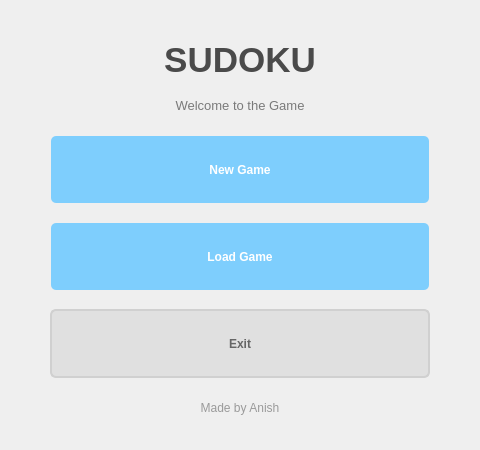
First picture: the form in Sudoku/WelcomeMsg.ui, repository Anish-Pun/Cpp-Sudoku-OOP, before the edit.
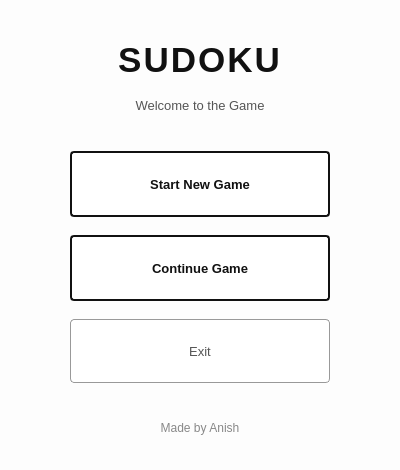
Second picture: the form after the edit.

Patch:
```diff
--- a/Sudoku/WelcomeMsg.ui
+++ b/Sudoku/WelcomeMsg.ui
@@ -6,72 +6,73 @@
    <rect>
     <x>0</x>
     <y>0</y>
-    <width>480</width>
-    <height>450</height>
+    <width>400</width>
+    <height>420</height>
    </rect>
   </property>
   <property name="windowTitle">
    <string>Sudoku - Welcome</string>
   </property>
   <property name="styleSheet">
-   <string notr="true">QDialog {
-    background: qlineargradient(x1:0, y1:0, x2:0, y2:1,
-        stop:0 #adb5bd, stop:1 #adb5bd);
+   <string notr="true">
+QDialog {
+    background-color: #fdfdfd;
+    font-family: &quot;Segoe UI&quot;, &quot;Arial&quot;;
 }
 
+/* ===== Title ===== */
+QLabel#labelTitle {
+    color: #111111;
+    font-weight: bold;
+    letter-spacing: 2px;
+}
+
+/* ===== Subtitle ===== */
+QLabel#labelSubtitle {
+    color: #555555;
+}
+
+/* ===== Author ===== */
+QLabel#labelAuthor {
+    color: #888888;
+}
+
+/* ===== Buttons (Classic Look) ===== */
 QPushButton {
-    background-color: #7ecefd;
-    color: #ffffffff;
-    border: 2px solid #000000ff;
-    border-radius: 6px;
-    padding: 10px 20px;
-    font-size: 12px;
+    background-color: #ffffff;
+    color: #111111;
+    border: 2px solid #111111;
+    border-radius: 4px;
+    padding: 10px;
+    font-size: 13px;
     font-weight: bold;
     min-width: 220px;
-    min-height: 45px;
+    min-height: 42px;
 }
 
+/* Hover = light gray */
 QPushButton:hover {
     background-color: #7ecefd;
     border: 2px solid #7ecefd;
 }
 
+/* Pressed = darker gray */
 QPushButton:pressed {
-    background-color: #b86aff;
-    border: 2px solid #b86aff;
-}
-
-QPushButton#btnExit {
     background-color: #e0e0e0;
-    border: 2px solid #d0d0d0;
-    color: #666666;
 }
 
-QPushButton#btnExit:hover {
-    background-color: #d0d0d0;
-    border: 2px solid #c0c0c0;
+/* Exit Button = subtle */
+QPushButton#btnExit {
+    border: 1px solid #999999;
+    color: #555555;
+    font-weight: normal;
 }
 
-QPushButton#btnExit:pressed {
-    background-color: #c0c0c0;
-    border: 2px solid #b0b0b0;
+QFrame {
+    background-color: transparent;
+    border: none;
 }
-
-QLabel#labelTitle {
-    color: #4a4a4a;
-    background: transparent;
-    font-weight: bold;
-}
-
-QLabel#labelSubtitle {
-    color: #7a7a7a;
-    background: transparent;
-}
-
-QLabel#labelAuthor {
-    color: #9a9a9a;
-    background: transparent;
-}</string>
+   </string>
   </property>
   <layout class="QVBoxLayout" name="verticalLayout">
    <property name="spacing">
@@ -120,6 +121,9 @@
    </item>
    <item>
     <widget class="QLabel" name="labelSubtitle">
+     <property name="enabled">
+      <bool>true</bool>
+     </property>
      <property name="font">
       <font>
        <pointsize>10</pointsize>
@@ -131,9 +135,6 @@
      <property name="alignment">
       <set>Qt::AlignmentFlag::AlignCenter</set>
      </property>
-     <property name="styleSheet">
-      <string notr="true">color: #7a7a7a;</string>
-     </property>
     </widget>
    </item>
    <item>
@@ -144,21 +145,45 @@
      <property name="sizeHint" stdset="0">
       <size>
        <width>20</width>
-       <height>50</height>
+       <height>30</height>
       </size>
      </property>
     </spacer>
    </item>
+   <item>
+    <widget class="QFrame" name="frameCard">
+     <property name="frameShape">
+      <enum>QFrame::Shape::StyledPanel</enum>
+     </property>
+     <property name="frameShadow">
+      <enum>QFrame::Shadow::Plain</enum>
+     </property>
+     <layout class="QVBoxLayout" name="verticalLayoutCard">
+      <property name="spacing">
+       <number>18</number>
+      </property>
+      <property name="leftMargin">
+       <number>20</number>
+      </property>
+      <property name="topMargin">
+       <number>20</number>
+      </property>
+      <property name="rightMargin">
+       <number>20</number>
+      </property>
+      <property name="bottomMargin">
+       <number>20</number>
+      </property>
    <item>
     <widget class="QPushButton" name="btnNewGame">
      <property name="font">
       <font>
-       <pointsize>12</pointsize>
+          <pointsize>-1</pointsize>
        <bold>true</bold>
       </font>
      </property>
      <property name="text">
-      <string>New Game</string>
+         <string>Start New Game</string>
      </property>
     </widget>
    </item>
@@ -166,12 +191,12 @@
     <widget class="QPushButton" name="btnLoadGame">
      <property name="font">
       <font>
-       <pointsize>12</pointsize>
+          <pointsize>-1</pointsize>
        <bold>true</bold>
       </font>
      </property>
      <property name="text">
-      <string>Load Game</string>
+         <string>Continue Game</string>
      </property>
     </widget>
    </item>
@@ -179,8 +204,8 @@
     <widget class="QPushButton" name="btnExit">
      <property name="font">
       <font>
-       <pointsize>12</pointsize>
-       <bold>true</bold>
+          <pointsize>-1</pointsize>
+          <bold>false</bold>
       </font>
      </property>
      <property name="text">
@@ -188,6 +213,9 @@
      </property>
     </widget>
    </item>
+     </layout>
+    </widget>
+   </item>
    <item>
     <spacer name="verticalSpacer_2">
      <property name="orientation">
@@ -196,13 +224,16 @@
      <property name="sizeHint" stdset="0">
       <size>
        <width>20</width>
-       <height>50</height>
+       <height>30</height>
       </size>
      </property>
     </spacer>
    </item>
    <item>
     <widget class="QLabel" name="labelAuthor">
+     <property name="enabled">
+      <bool>true</bool>
+     </property>
      <property name="font">
       <font>
        <pointsize>9</pointsize>
```
Left out of the diff: 5 changed lines with no effect on the pictures. Lines whose indentation alone changed are shown as unchanged.
